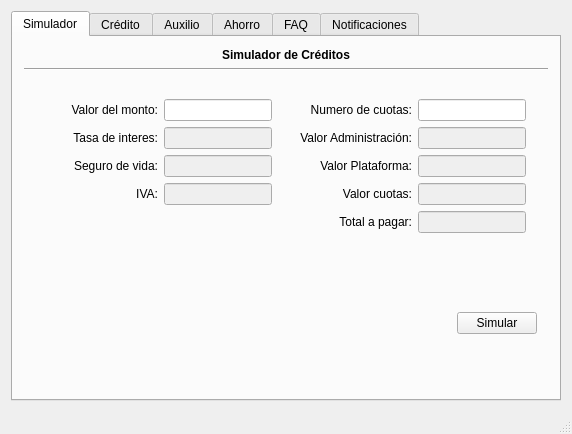
Qt form AsociadosFondo/asociadosfondo.ui (MiguelALopez/JaverianaProject) before a commit.
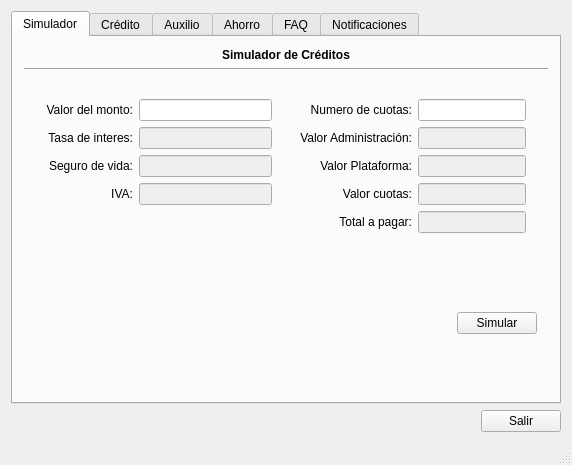
The same form after that commit. The open tabs and pages were chosen to show the change.

The edit to the form file:
```diff
--- a/AsociadosFondo/asociadosfondo.ui
+++ b/AsociadosFondo/asociadosfondo.ui
@@ -7,7 +7,7 @@
     <x>0</x>
     <y>0</y>
     <width>572</width>
-    <height>434</height>
+    <height>465</height>
    </rect>
   </property>
   <property name="windowTitle">
@@ -47,6 +47,12 @@
           <layout class="QHBoxLayout" name="horizontalLayout_11">
            <item>
             <widget class="QWidget" name="widget_17" native="true">
+             <property name="sizePolicy">
+              <sizepolicy hsizetype="Expanding" vsizetype="Preferred">
+               <horstretch>0</horstretch>
+               <verstretch>0</verstretch>
+              </sizepolicy>
+             </property>
              <layout class="QGridLayout" name="gridLayout_7">
               <item row="1" column="1">
                <widget class="QLineEdit" name="lineEdit_16">
@@ -54,7 +60,7 @@
                  <bool>false</bool>
                 </property>
                 <property name="sizePolicy">
-                 <sizepolicy hsizetype="Fixed" vsizetype="Fixed">
+                 <sizepolicy hsizetype="Expanding" vsizetype="Fixed">
                   <horstretch>0</horstretch>
                   <verstretch>0</verstretch>
                  </sizepolicy>
@@ -64,7 +70,7 @@
               <item row="0" column="1">
                <widget class="QLineEdit" name="lineEdit_14">
                 <property name="sizePolicy">
-                 <sizepolicy hsizetype="Fixed" vsizetype="Fixed">
+                 <sizepolicy hsizetype="Expanding" vsizetype="Fixed">
                   <horstretch>0</horstretch>
                   <verstretch>0</verstretch>
                  </sizepolicy>
@@ -117,7 +123,7 @@
                  <bool>false</bool>
                 </property>
                 <property name="sizePolicy">
-                 <sizepolicy hsizetype="Fixed" vsizetype="Fixed">
+                 <sizepolicy hsizetype="Expanding" vsizetype="Fixed">
                   <horstretch>0</horstretch>
                   <verstretch>0</verstretch>
                  </sizepolicy>
@@ -130,7 +136,7 @@
                  <bool>false</bool>
                 </property>
                 <property name="sizePolicy">
-                 <sizepolicy hsizetype="Fixed" vsizetype="Fixed">
+                 <sizepolicy hsizetype="Expanding" vsizetype="Fixed">
                   <horstretch>0</horstretch>
                   <verstretch>0</verstretch>
                  </sizepolicy>
@@ -1048,6 +1054,44 @@
       </widget>
      </widget>
     </item>
+    <item row="1" column="0">
+     <widget class="QWidget" name="widget_21" native="true">
+      <layout class="QHBoxLayout" name="horizontalLayout_14">
+       <property name="leftMargin">
+        <number>0</number>
+       </property>
+       <property name="topMargin">
+        <number>0</number>
+       </property>
+       <property name="rightMargin">
+        <number>0</number>
+       </property>
+       <property name="bottomMargin">
+        <number>0</number>
+       </property>
+       <item>
+        <spacer name="horizontalSpacer_6">
+         <property name="orientation">
+          <enum>Qt::Horizontal</enum>
+         </property>
+         <property name="sizeHint" stdset="0">
+          <size>
+           <width>465</width>
+           <height>20</height>
+          </size>
+         </property>
+        </spacer>
+       </item>
+       <item>
+        <widget class="QPushButton" name="bSalir">
+         <property name="text">
+          <string>Salir</string>
+         </property>
+        </widget>
+       </item>
+      </layout>
+     </widget>
+    </item>
    </layout>
   </widget>
   <widget class="QStatusBar" name="statusBar"/>
```
Left out of the diff: 148 changed lines with no effect on the pictures.
